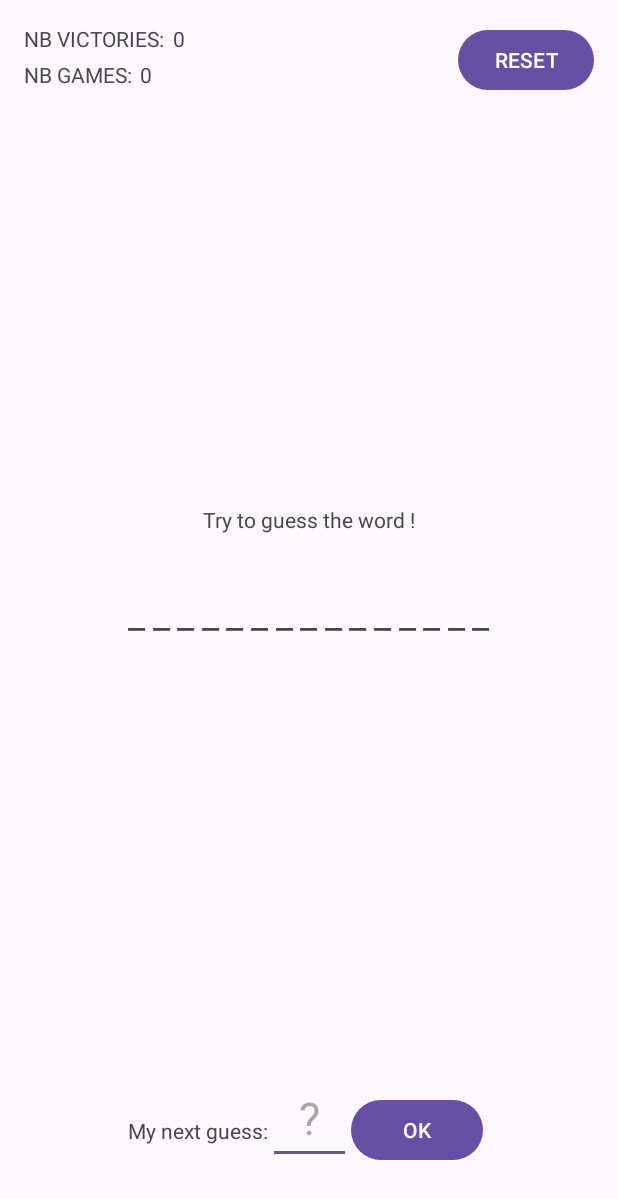
After one commit to flanker20/HangmanGame, an Android app: the layout hangman_fragment.xml on its own in the app's theme, with its tools: preview values and no code run, on a phone screen of 412 x 824 dp. The commit adds this screen. Shown: the top 1199 px of the screen. Run offline under Robolectric (Android 15) with nearby library versions, the phone set to English and light mode, and no system bars.

Commit message:
WIP : introduction of Fregment, ViewModel and LiveData elements

```diff
--- a/app/src/main/java/com/payxpert/game/MainActivity.kt
+++ b/app/src/main/java/com/payxpert/game/MainActivity.kt
@@ -1,18 +1,21 @@
 package com.payxpert.game
 
 import android.os.Bundle
+import androidx.activity.viewModels
 import androidx.appcompat.app.AppCompatActivity
 import com.payxpert.game.databinding.ActivityMainBinding
 
 class MainActivity : AppCompatActivity() {
 
     private lateinit var binding: ActivityMainBinding
+    private val viewModel: HangmanViewModel by viewModels()
 
     override fun onCreate(savedInstanceState: Bundle?) {
         super.onCreate(savedInstanceState)
 
         binding = ActivityMainBinding.inflate(layoutInflater)
         setContentView(binding.root)
+
+
     }
-
 }
--- /dev/null
+++ b/app/src/main/res/layout-land/hangman_fragment.xml
@@ -0,0 +1,73 @@
+<?xml version="1.0" encoding="utf-8"?>
+<layout
+    xmlns:android="http://schemas.android.com/apk/res/android"
+    xmlns:app="http://schemas.android.com/apk/res-auto"
+    >
+
+    <data>
+        <variable
+            name="gameViewModel"
+            type="com.payxpert.game.HangmanViewModel" />
+        <variable
+            name="maxNoOfWords"
+            type="int" />
+    </data>
+
+    <androidx.constraintlayout.widget.ConstraintLayout
+        android:id="@+id/main"
+        android:layout_width="match_parent"
+        android:layout_height="match_parent"
+        android:layout_margin="@dimen/fab_margin">
+
+        <include
+            android:id="@+id/fragment_gamestats"
+            layout="@layout/gamestats"
+            android:layout_width="match_parent"
+            android:layout_height="wrap_content" />
+
+        <View
+            android:id="@+id/right_divider1"
+            android:layout_width="0dp"
+            android:layout_height="1dp"
+            android:background="#000"
+            app:layout_constraintBottom_toBottomOf="@id/fragment_gamestats"
+            app:layout_constraintEnd_toEndOf="parent"
+            app:layout_constraintHorizontal_bias="0.5"
+            app:layout_constraintHorizontal_chainStyle="spread"
+            app:layout_constraintStart_toStartOf="parent"
+            app:layout_constraintTop_toBottomOf="@id/fragment_gamestats"
+            app:layout_constraintVertical_bias="0.975"/>
+
+        <include
+            android:id="@+id/fragment_gameresult"
+            layout="@layout/gameresult"
+            android:layout_width="0dp"
+            android:layout_height="wrap_content"
+            app:layout_constraintBottom_toBottomOf="parent"
+            app:layout_constraintTop_toBottomOf="@id/fragment_gamestats"
+            app:layout_constraintWidth_percent="0.50" />
+
+        <View
+            android:id="@+id/right_divider2"
+            android:layout_width="1dp"
+            android:layout_height="0dp"
+            android:background="#000"
+            app:layout_constraintBottom_toBottomOf="parent"
+            app:layout_constraintEnd_toStartOf="@id/fragment_gameinput"
+            app:layout_constraintHorizontal_bias="0.5"
+            app:layout_constraintHorizontal_chainStyle="spread"
+            app:layout_constraintStart_toEndOf="@id/fragment_gameresult"
+            app:layout_constraintTop_toBottomOf="@id/fragment_gamestats"
+            app:layout_constraintVertical_bias="0.975"/>
+
+        <include
+            android:id="@+id/fragment_gameinput"
+            layout="@layout/gameinput"
+            android:layout_width="wrap_content"
+            android:layout_height="wrap_content"
+            app:layout_constraintBottom_toBottomOf="parent"
+            app:layout_constraintStart_toEndOf="@id/fragment_gameresult"
+            app:layout_constraintTop_toBottomOf="@id/fragment_gamestats" />
+
+    </androidx.constraintlayout.widget.ConstraintLayout>
+</layout>
--- a/app/src/main/res/layout/gameresult.xml
+++ b/app/src/main/res/layout/gameresult.xml
@@ -30,8 +30,8 @@
         android:layout_margin="@dimen/fab_margin"
         tools:ignore="HardcodedText"
         android:text="_______________"
-        android:textSize="30sp"
-        android:letterSpacing="0.25"
+        android:textSize="25sp"
+        android:letterSpacing="0.2"
         android:layout_width="wrap_content"
         android:layout_height="wrap_content"
         app:layout_constraintStart_toStartOf="parent"
--- /dev/null
+++ b/app/src/main/res/layout/hangman_fragment.xml
@@ -0,0 +1,46 @@
+<?xml version="1.0" encoding="utf-8"?>
+<layout
+    xmlns:android="http://schemas.android.com/apk/res/android"
+    xmlns:app="http://schemas.android.com/apk/res-auto"
+>
+
+    <data>
+        <variable
+            name="hangmanViewModel"
+            type="com.payxpert.game.HangmanViewModel" />
+        <variable
+            name="maxNoOfWords"
+            type="int" />
+    </data>
+
+    <androidx.constraintlayout.widget.ConstraintLayout
+        android:id="@+id/main"
+        android:layout_width="match_parent"
+        android:layout_height="match_parent"
+        android:layout_margin="@dimen/fab_margin"
+        >
+
+        <include layout="@layout/gamestats"
+            android:layout_height="wrap_content"
+            android:layout_width="match_parent"
+            android:id="@+id/gamestats"
+            />
+
+        <include layout="@layout/gameresult"
+            android:id="@+id/gameresult"
+            android:layout_height="wrap_content"
+            android:layout_width="match_parent"
+            app:layout_constraintTop_toBottomOf="@id/gamestats"
+            app:layout_constraintBottom_toTopOf="@id/gameinput"
+            />
+
+        <include layout="@layout/gameinput"
+            android:id="@+id/gameinput"
+            android:layout_height="wrap_content"
+            android:layout_width="match_parent"
+            app:layout_constraintBottom_toBottomOf="parent"
+            android:layout_margin="@dimen/fab_margin"
+            />
+
+    </androidx.constraintlayout.widget.ConstraintLayout>
+</layout>
--- a/app/src/main/res/values/strings.xml
+++ b/app/src/main/res/values/strings.xml
@@ -7,7 +7,7 @@
     <string name="next_guess">My next guess:</string>
     <string name="try_guess">Try to guess the word !</string>
     <string name="ok">OK</string>
-    <string name="hint_letter_to_guess">Enter a letter to guess</string>
+    <string name="hint_letter_to_guess">"?"</string>
     <plurals name="tries_left">
         <item quantity="zero">No tries left !</item>
         <item quantity="one">You have 1 try left…</item>
```
Also changed, not shown: app/build.gradle.kts (+9 -4 lines), app/src/main/java/com/payxpert/game/Dictionnary.kt (added, +15 -0 lines), app/src/main/java/com/payxpert/game/HangmanFragment.kt (added, +90 -0 lines), app/src/main/java/com/payxpert/game/HangmanViewModel.kt (added, +87 -0 lines), app/src/main/java/com/payxpert/game/Utils.kt (added, +25 -0 lines), app/src/main/res/layout-land/activity_main.xml (deleted, +0 -59 lines), app/src/main/res/layout/activity_main.xml (+10 -23 lines), 2 other files.
